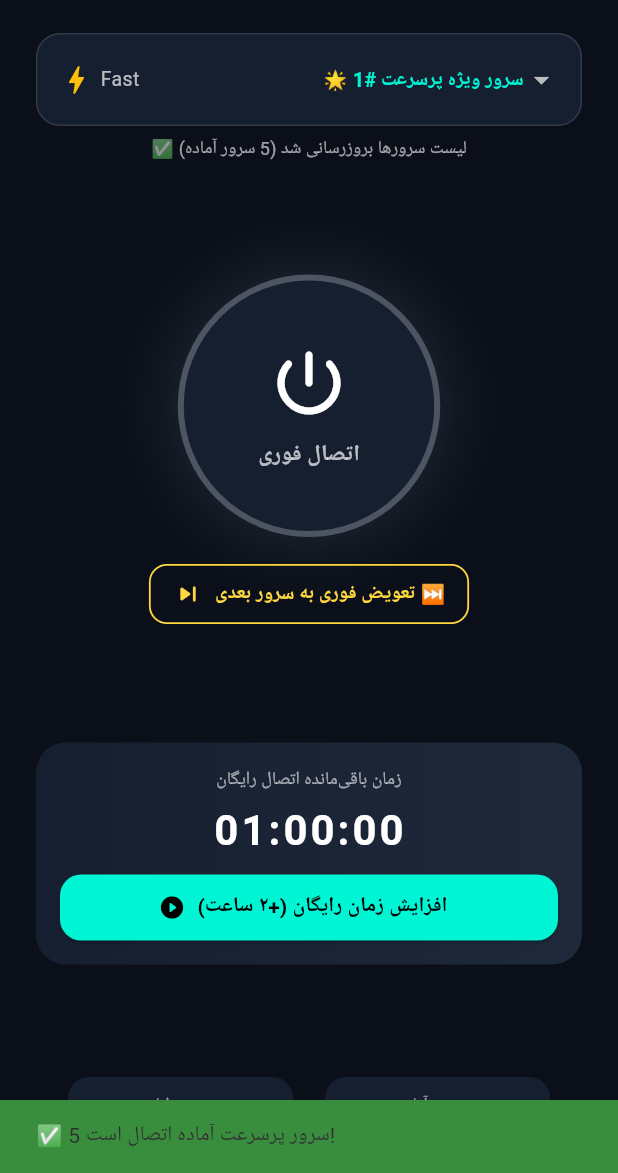
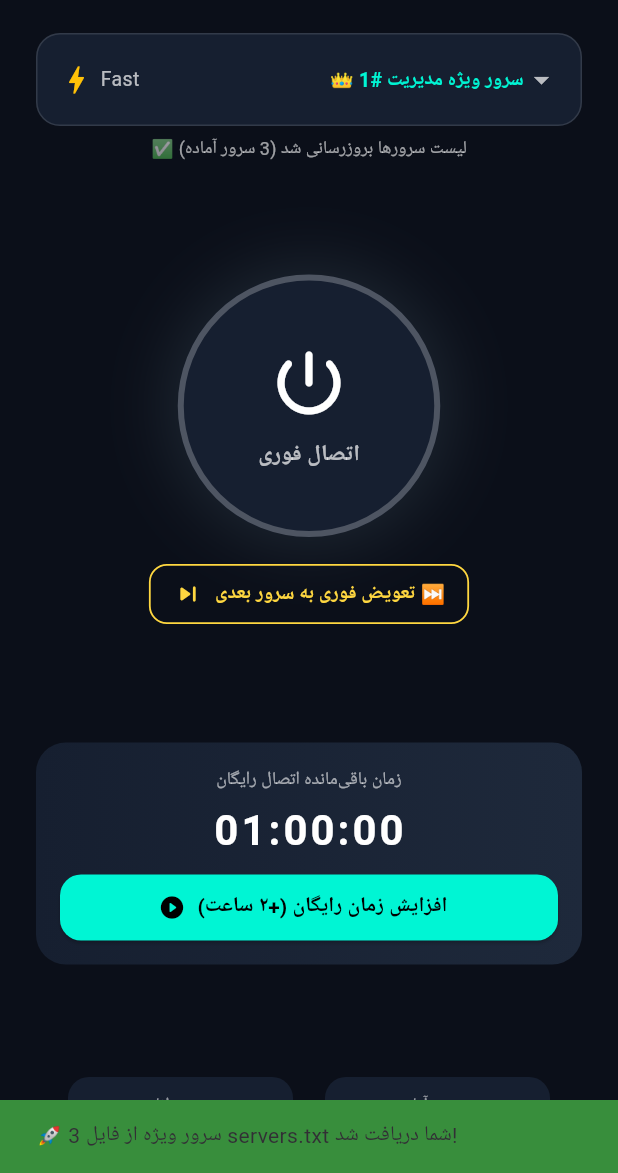
Before and after one commit to frankalayari2-cmd/neon-vpn, a Flutter app: the screen it shows after launch, after a tap on "اتصال فوری", after a tap on the "sync" icon, on a phone screen of 412 x 824 dp, the part 63-1236 px from its top. Run offline on Flutter 3.47's test engine with Material 3 defaults, Android fonts, the phone set to English and light mode, and no system bars; our stand-ins replace shared_preferences, webview_flutter; missing offline and left inert: flutter_v2ray; network calls fail.

Commit message:
Update main.dart

```diff
--- a/lib/main.dart
+++ b/lib/main.dart
@@ -38,22 +38,28 @@ class _VpnHomeScreenState extends State<VpnHomeScreen> {
   // ۱. لینک تبلیغاتی اختصاصی شما:
   final String adDirectLink = "https://asiafilm.org/4/052064ca4ffd0916d363a8d4ca962a64";
 
-  // ۲. سرورهای اصلی و پرسرعت (همیشه در بالای لیست ثابت می‌مانند و پاک نمی‌شوند):
-  final List<String> _coreFastServers = [
-    "trojan://jcTG9WSWMJAmR4rv10xpww@fastly2.dunnexa.ir:443?type=ws&security=tls&path=%2FTELEGRAM-%40NUFiLTER-TELEGRAM-%40NUFiLTER-TELEGRAM-%40NUFiLTER-TELEGRAM-%40NUFiLTER-TELEGRAM-%40NUFiLTER-TELEGRAM-%40NUFiLTER-TELEGRAM-%40NUFiLTER-TELEGRAM-%40NUFiLTER&host=copy_az_channel_NUFiLTER_17i.global.ssl.fastly.net.&sni=cdn.akamai.steamstatic.com#Server1",
-    "trojan://jcTG9WSWMJAmR4rv10xpww@199.232.78.159:443?type=ws&security=tls&path=%2FTELEGRAM-%40NUFiLTER-TELEGRAM-%40NUFiLTER-TELEGRAM-%40NUFiLTER-TELEGRAM-%40NUFiLTER-TELEGRAM-%40NUFiLTER-TELEGRAM-%40NUFiLTER-TELEGRAM-%40NUFiLTER-TELEGRAM-%40NUFiLTER&host=copy_az_channel_NUFiLTER_7i.global.ssl.fastly.net.&sni=cdn.akamai.steamstatic.com#Server2",
-    "trojan://jcTG9WSWMJAmR4rv10xpww@199.232.78.159:443?type=ws&security=tls&path=%2FTELEGRAM-%40NUFiLTER-TELEGRAM-%40NUFiLTER-TELEGRAM-%40NUFiLTER-TELEGRAM-%40NUFiLTER-TELEGRAM-%40NUFiLTER-TELEGRAM-%40NUFiLTER-TELEGRAM-%40NUFiLTER-TELEGRAM-%40NUFiLTER&host=copy_az_channel_NUFiLTER_6i.global.ssl.fastly.net.&sni=cdn.akamai.steamstatic.com#Server3",
-    "trojan://jcTG9WSWMJAmR4rv10xpww@199.232.78.159:443?type=ws&security=tls&path=%2FTELEGRAM-%40NUFiLTER-TELEGRAM-%40NUFiLTER-TELEGRAM-%40NUFiLTER-TELEGRAM-%40NUFiLTER-TELEGRAM-%40NUFiLTER-TELEGRAM-%40NUFiLTER-TELEGRAM-%40NUFiLTER-TELEGRAM-%40NUFiLTER&host=copy_az_channel_NUFiLTER_10i.global.ssl.fastly.net.&sni=cdn.akamai.steamstatic.com#Server4",
-    "trojan://jcTG9WSWMJAmR4rv10xpww@199.232.78.159:443?type=ws&security=tls&path=%2FTELEGRAM-%40NUFiLTER-TELEGRAM-%40NUFiLTER-TELEGRAM-%40NUFiLTER-TELEGRAM-%40NUFiLTER-TELEGRAM-%40NUFiLTER-TELEGRAM-%40NUFiLTER-TELEGRAM-%40NUFiLTER-TELEGRAM-%40NUFiLTER&host=copy_az_channel_NUFiLTER_8i.global.ssl.fastly.net.&sni=cdn.akamai.steamstatic.com#Server5",
+  // ۲. لینک‌های مستقیم و ضد فیلتر فایل servers.txt گیت‌هاب شما (frankalayari2-cmd):
+  final List<String> myAdminServerUrls = [
+    "https://raw.githubusercontent.com/frankalayari2-cmd/neon-vpn/refs/heads/main/servers.txt",
+    "https://raw.githubusercontent.com/frankalayari2-cmd/neon-vpn/main/servers.txt",
+    "https://fastly.jsdelivr.net/gh/frankalayari2-cmd/neon-vpn@main/servers.txt",
+    "https://gcore.jsdelivr.net/gh/frankalayari2-cmd/neon-vpn@main/servers.txt",
   ];
 
-  // ۳. منابع خودکار مخصوص ایران (فقط سرورهای ضد فیلتر Reality و CDN از آن‌ها استخراج می‌شود):
+  // ۳. سرورهای پشتیبان اولیه (برای زمان نصب اولیه در صورت قطعی کامل اینترنت):
+  final List<String> _fallbackFastServers = [
+    "trojan://jcTG9WSWMJAmR4rv10xpww@fastly2.dunnexa.ir:443?type=ws&security=tls&path=%2FTELEGRAM-%40NUFiLTER-TELEGRAM-%40NUFiLTER-TELEGRAM-%40NUFiLTER-TELEGRAM-%40NUFiLTER-TELEGRAM-%40NUFiLTER-TELEGRAM-%40NUFiLTER-TELEGRAM-%40NUFiLTER-TELEGRAM-%40NUFiLTER&host=copy_az_channel_NUFiLTER_17i.global.ssl.fastly.net.&sni=cdn.akamai.steamstatic.com#VIP-1",
+    "trojan://jcTG9WSWMJAmR4rv10xpww@199.232.78.159:443?type=ws&security=tls&path=%2FTELEGRAM-%40NUFiLTER-TELEGRAM-%40NUFiLTER-TELEGRAM-%40NUFiLTER-TELEGRAM-%40NUFiLTER-TELEGRAM-%40NUFiLTER-TELEGRAM-%40NUFiLTER-TELEGRAM-%40NUFiLTER-TELEGRAM-%40NUFiLTER&host=copy_az_channel_NUFiLTER_7i.global.ssl.fastly.net.&sni=cdn.akamai.steamstatic.com#VIP-2",
+    "trojan://jcTG9WSWMJAmR4rv10xpww@199.232.78.159:443?type=ws&security=tls&path=%2FTELEGRAM-%40NUFiLTER-TELEGRAM-%40NUFiLTER-TELEGRAM-%40NUFiLTER-TELEGRAM-%40NUFiLTER-TELEGRAM-%40NUFiLTER-TELEGRAM-%40NUFiLTER-TELEGRAM-%40NUFiLTER-TELEGRAM-%40NUFiLTER&host=copy_az_channel_NUFiLTER_6i.global.ssl.fastly.net.&sni=cdn.akamai.steamstatic.com#VIP-3",
+  ];
+
+  // ۴. منابع خودکار کمکی روزانه (در کنار سرورهای اختصاصی شما):
   final List<String> _iranOptimizedSources = [
     "https://fastly.jsdelivr.net/gh/yebekhe/TVC@main/subscriptions/xray/normal/reality",
-    "https://fastly.jsdelivr.net/gh/yebekhe/TVC@main/subscriptions/xray/normal/mix",
     "https://fastly.jsdelivr.net/gh/barry-far/V2ray-Configs@main/Sub1.txt",
   ];
 
+  List<String> _adminServers = [];
   List<String> _serverList = [];
   int _selectedServerIndex = 0;
 
@@ -87,26 +93,28 @@ class _VpnHomeScreenState extends State<VpnHomeScreen> {
   @override
   void initState() {
     super.initState();
-    _serverList = List.from(_coreFastServers);
+    _adminServers = List.from(_fallbackFastServers);
+    _serverList = List.from(_fallbackFastServers);
     _initApp();
   }
 
   Future<void> _initApp() async {
     await _flutterV2ray.initializeV2Ray();
     await _loadSavedState();
-    _fetchExtraServersInBackground(silent: true);
+    _syncAllServers(silent: true);
   }
 
   Future<void> _loadSavedState() async {
     final prefs = await SharedPreferences.getInstance();
     setState(() {
       _remainingSeconds = prefs.getInt('remaining_seconds') ?? 3600;
-      // استفاده از کلید جدید v3 برای پاک شدن سرورهای ضعیف قبلی از حافظه گوشی
-      final savedServers = prefs.getStringList('saved_servers_v3');
-      if (savedServers != null && savedServers.isNotEmpty) {
-        _serverList = savedServers;
-      } else {
-        _serverList = List.from(_coreFastServers);
+      final savedAdmin = prefs.getStringList('admin_servers_v5');
+      final savedAll = prefs.getStringList('all_servers_v5');
+      if (savedAdmin != null && savedAdmin.isNotEmpty) {
+        _adminServers = savedAdmin;
+      }
+      if (savedAll != null && savedAll.isNotEmpty) {
+        _serverList = savedAll;
       }
     });
   }
@@ -116,8 +124,7 @@ class _VpnHomeScreenState extends State<VpnHomeScreen> {
     await prefs.setInt('remaining_seconds', _remainingSeconds);
   }
 
-  // استخراج فقط سرورهای قوی مخصوص ایران (Reality و TLS-WS)
-  List<String> _extractStrongIranConfigs(String rawInput, {bool allowAll = false}) {
+  List<String> _extractConfigs(String rawInput, {bool filterForAuto = false}) {
     String decodedText = rawInput.trim();
     if (!decodedText.contains("://")) {
       try {
@@ -130,79 +137,105 @@ class _VpnHomeScreenState extends State<VpnHomeScreen> {
     final List<String> validConfigs = [];
 
     for (final line in lines) {
-      if (line.startsWith("vless://") || line.startsWith("trojan://") || (allowAll && line.startsWith("vmess://"))) {
-        // در حالت خودکار فقط سرورهای ضد فیلتر Reality یا CDN WebSocket را قبول کن
-        final bool isStrongProtocol = allowAll ||
+      if (line.startsWith("vless://") ||
+          line.startsWith("trojan://") ||
+          line.startsWith("vmess://") ||
+          line.startsWith("ss://")) {
+        final bool passesFilter = !filterForAuto ||
             line.contains("security=reality") ||
             line.contains("type=ws") ||
             line.contains("type=grpc");
 
-        if (isStrongProtocol) {
+        if (passesFilter) {
           try {
             FlutterV2ray.parseFromURL(line);
             validConfigs.add(line);
           } catch (_) {}
         }
       }
-      if (validConfigs.length >= 20) break;
+      if (validConfigs.length >= 30) break;
     }
     return validConfigs;
   }
 
-  // دریافت سرورهای کمکی روزانه و قرار دادن آن‌ها بعد از ۵ سرور اصلی
-  Future<void> _fetchExtraServersInBackground({bool silent = false}) async {
+  // دریافت آنی سرورهای فایل servers.txt شما + سرورهای کمکی روزانه
+  Future<void> _syncAllServers({bool silent = false}) async {
     if (_isUpdatingServers) return;
     setState(() {
       _isUpdatingServers = true;
-      if (!silent) _statusMessage = "در حال دریافت سرورهای ضد فیلتر جدید...";
+      if (!silent) _statusMessage = "در حال دریافت سرورهای جدید از گیت‌هاب شما...";
     });
 
-    List<String> extraConfigs = [];
+    final int timestamp = DateTime.now().millisecondsSinceEpoch;
+    List<String> fetchedAdminServers = [];
 
-    for (final url in _iranOptimizedSources) {
+    // ۱. تلاش برای دریافت فایل servers.txt شما از لینک اصلی و آینه‌های CDN
+    for (final baseUrl in myAdminServerUrls) {
       try {
-        final response = await http.get(Uri.parse(url)).timeout(const Duration(seconds: 6));
+        final response = await http.get(
+          Uri.parse("$baseUrl?t=$timestamp"),
+          headers: {"Cache-Control": "no-cache"},
+        ).timeout(const Duration(seconds: 5));
+
         if (response.statusCode == 200 && response.body.trim().isNotEmpty) {
-          final extracted = _extractStrongIranConfigs(response.body);
-          extraConfigs.addAll(extracted);
-          if (extraConfigs.length >= 15) break;
+          fetchedAdminServers = _extractConfigs(response.body, filterForAuto: false);
+          if (fetchedAdminServers.isNotEmpty) break;
         }
       } catch (_) {
         continue;
       }
     }
 
-    // همیشه ۵ سرور اصلی شما در صدر لیست (شماره ۱ تا ۵) باقی می‌مانند
-    final List<String> combinedList = [
-      ..._coreFastServers,
-      ...extraConfigs.take(15),
+    if (fetchedAdminServers.isNotEmpty) {
+      _adminServers = fetchedAdminServers;
+    } else if (_adminServers.isEmpty) {
+      _adminServers = List.from(_fallbackFastServers);
+    }
+
+    // ۲. دریافت سرورهای کمکی روزانه
+    List<String> extraAutoServers = [];
+    for (final url in _iranOptimizedSources) {
+      try {
+        final response = await http.get(Uri.parse(url)).timeout(const Duration(seconds: 5));
+        if (response.statusCode == 200 && response.body.trim().isNotEmpty) {
+          extraAutoServers.addAll(_extractConfigs(response.body, filterForAuto: true));
+          if (extraAutoServers.length >= 12) break;
+        }
+      } catch (_) {
+        continue;
+      }
+    }
+
+    final List<String> combined = [
+      ..._adminServers,
+      ...extraAutoServers.take(12),
     ];
 
     setState(() {
-      _serverList = combinedList;
+      _serverList = combined;
       if (_selectedServerIndex >= _serverList.length) {
         _selectedServerIndex = 0;
       }
       _isUpdatingServers = false;
-      if (!silent) {
-        _statusMessage = "✅ لیست سرورها بروزرسانی شد (${_serverList.length} سرور آماده)";
-      }
+      _statusMessage = fetchedAdminServers.isNotEmpty
+          ? "✅ ${fetchedAdminServers.length} سرور اختصاصی شما + سرورهای روزانه آپدیت شد"
+          : "✅ لیست سرورها بروزرسانی شد (${_serverList.length} سرور آماده)";
     });
 
     final prefs = await SharedPreferences.getInstance();
-    await prefs.setStringList('saved_servers_v3', combinedList);
+    await prefs.setStringList('admin_servers_v5', _adminServers);
+    await prefs.setStringList('all_servers_v5', _serverList);
 
     if (!silent && mounted) {
       ScaffoldMessenger.of(context).showSnackBar(
         SnackBar(
           backgroundColor: Colors.green.shade700,
-          content: Text("✅ ${_serverList.length} سرور پرسرعت آماده اتصال است!"),
+          content: Text("🚀 ${ _adminServers.length} سرور ویژه از فایل servers.txt شما دریافت شد!"),
         ),
       );
     }
   }
 
-  // اتصال فوری و بدون معطلی (دقیقاً مثل نسخه اول)
   Future<void> _toggleVpn() async {
     if (_isConnected) {
       await _flutterV2ray.stopV2Ray();
@@ -220,7 +253,7 @@ class _VpnHomeScreenState extends State<VpnHomeScreen> {
     }
 
     if (_serverList.isEmpty) {
-      _serverList = List.from(_coreFastServers);
+      _serverList = List.from(_fallbackFastServers);
     }
 
     setState(() {
@@ -246,7 +279,6 @@ class _VpnHomeScreenState extends State<VpnHomeScreen> {
         });
         _startCountdown();
 
-        // گرفتن پینگ در پس‌زمینه (بدون اینکه مانع اتصال شود)
         _flutterV2ray
             .getServerDelay(config: parser.getFullConfiguration())
             .timeout(const Duration(seconds: 4), onTimeout: () => 0)
@@ -269,7 +301,6 @@ class _VpnHomeScreenState extends State<VpnHomeScreen> {
     }
   }
 
-  // تعویض فوری به سرور بعدی در ۱ ثانیه
   Future<void> _switchToNextWorkingServer() async {
     if (_serverList.isEmpty || _isConnecting) return;
 
@@ -355,7 +386,7 @@ class _VpnHomeScreenState extends State<VpnHomeScreen> {
       context: context,
       builder: (context) => AlertDialog(
         backgroundColor: const Color(0xFF161F30),
-        title: const Text("افزودن کانفیگ دستی یا ریست سرورها", textAlign: TextAlign.right, style: TextStyle(fontSize: 15, color: Color(0xFF00F5D4))),
+        title: const Text("افزودن کانفیگ دستی", textAlign: TextAlign.right, style: TextStyle(fontSize: 15, color: Color(0xFF00F5D4))),
         content: TextField(
           controller: controller,
           maxLines: 4,
@@ -366,37 +397,20 @@ class _VpnHomeScreenState extends State<VpnHomeScreen> {
         ),
         actions: [
           TextButton(
-            onPressed: () async {
-              setState(() {
-                _serverList = List.from(_coreFastServers);
-                _selectedServerIndex = 0;
-                _statusMessage = "بازگشت به ۵ سرور اصلی پرسرعت";
-              });
-              final prefs = await SharedPreferences.getInstance();
-              await prefs.setStringList('saved_servers_v3', _serverList);
-              if (mounted) Navigator.pop(context);
-            },
-            child: const Text("ریست به ۵ سرور اصلی", style: TextStyle(color: Colors.amber)),
+            onPressed: () => Navigator.pop(context),
+            child: const Text("بستن", style: TextStyle(color: Colors.grey)),
           ),
           ElevatedButton(
             style: ElevatedButton.styleFrom(backgroundColor: const Color(0xFF00F5D4), foregroundColor: Colors.black),
             onPressed: () async {
-              final extracted = _extractStrongIranConfigs(controller.text, allowAll: true);
+              final extracted = _extractConfigs(controller.text, filterForAuto: false);
               if (extracted.isNotEmpty) {
                 setState(() {
-                  // قرار دادن سرورهای جدید کاربر در اولویت اول لیست
-                  _serverList = [...extracted, ..._coreFastServers];
+                  _serverList = [...extracted, ..._serverList];
                   _selectedServerIndex = 0;
-                  _statusMessage = "${extracted.length} سرور اختصاصی شما در صدر لیست قرار گرفت";
+                  _statusMessage = "${extracted.length} سرور دستی در صدر لیست قرار گرفت";
                 });
-                final prefs = await SharedPreferences.getInstance();
-                await prefs.setStringList('saved_servers_v3', _serverList);
-                if (mounted) {
-                  Navigator.pop(context);
-                  ScaffoldMessenger.of(context).showSnackBar(
-                    SnackBar(content: Text("✅ ${extracted.length} سرور جدید اضافه شد!")),
-                  );
-                }
+                if (mounted) Navigator.pop(context);
               }
             },
             child: const Text("افزودن به صدر لیست"),
@@ -421,16 +435,16 @@ class _VpnHomeScreenState extends State<VpnHomeScreen> {
         elevation: 0,
         centerTitle: true,
         leading: IconButton(
-          tooltip: "دریافت سرورهای کمکی روزانه",
+          tooltip: "دریافت آخرین سرورها از فایل servers.txt شما",
           icon: _isUpdatingServers
               ? const SizedBox(width: 20, height: 20, child: CircularProgressIndicator(strokeWidth: 2, color: Color(0xFF00F5D4)))
               : const Icon(Icons.sync_rounded, color: Color(0xFF00F5D4)),
-          onPressed: _isUpdatingServers ? null : () => _fetchExtraServersInBackground(silent: false),
+          onPressed: _isUpdatingServers ? null : () => _syncAllServers(silent: false),
         ),
         title: const Text("NEON VPN", style: TextStyle(letterSpacing: 3, fontWeight: FontWeight.bold, color: Color(0xFF00F5D4))),
         actions: [
           IconButton(
-            tooltip: "افزودن کانفیگ یا ریست به سرورهای اصلی",
+            tooltip: "افزودن کانفیگ دستی",
             icon: const Icon(Icons.paste_rounded, color: Color(0xFF00F5D4)),
             onPressed: _showUpdateConfigDialog,
           ),
@@ -466,17 +480,17 @@ class _VpnHomeScreenState extends State<VpnHomeScreen> {
                             dropdownColor: const Color(0xFF161F30),
                             value: _selectedServerIndex < _serverList.length ? _selectedServerIndex : 0,
                             items: List.generate(_serverList.length, (index) {
-                              final bool isCore = index < _coreFastServers.length;
+                              final bool isAdminServer = index < _adminServers.length;
                               return DropdownMenuItem<int>(
                                 value: index,
                                 child: Text(
-                                  isCore
-                                      ? "🌟 سرور ویژه پرسرعت #${index + 1}"
+                                  isAdminServer
+                                      ? "👑 سرور ویژه مدیریت #${index + 1}"
                                       : "⚡ سرور اتوماتیک روزانه #${index + 1}",
                                   style: TextStyle(
                                     fontWeight: FontWeight.bold,
                                     fontSize: 13,
-                                    color: isCore ? const Color(0xFF00F5D4) : Colors.white,
+                                    color: isAdminServer ? const Color(0xFF00F5D4) : Colors.white,
                                   ),
                                 ),
                               );
@@ -504,7 +518,6 @@ class _VpnHomeScreenState extends State<VpnHomeScreen> {
                   ),
                 ],
               ),
-
               Column(
                 children: [
                   GestureDetector(
@@ -565,7 +578,6 @@ class _VpnHomeScreenState extends State<VpnHomeScreen> {
                   ),
                 ],
               ),
-
               Container(
                 padding: const EdgeInsets.all(16),
                 decoration: BoxDecoration(
@@ -600,7 +612,6 @@ class _VpnHomeScreenState extends State<VpnHomeScreen> {
                   ],
                 ),
               ),
-
               Row(
                 mainAxisAlignment: MainAxisAlignment.spaceEvenly,
                 children: [
```
